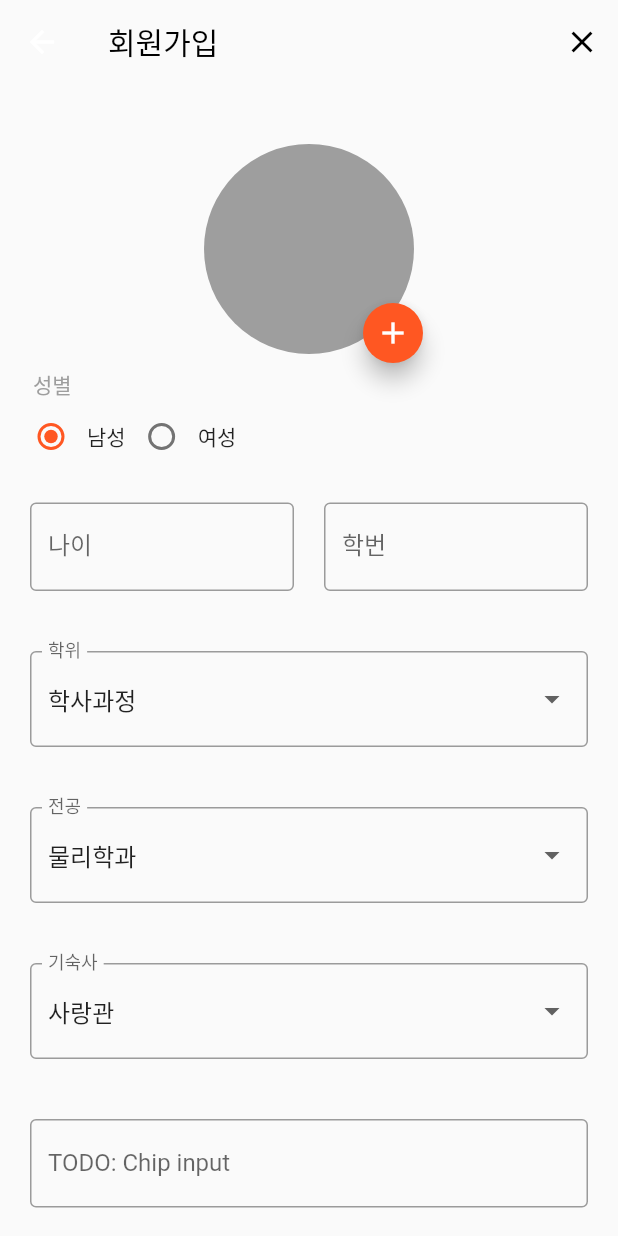
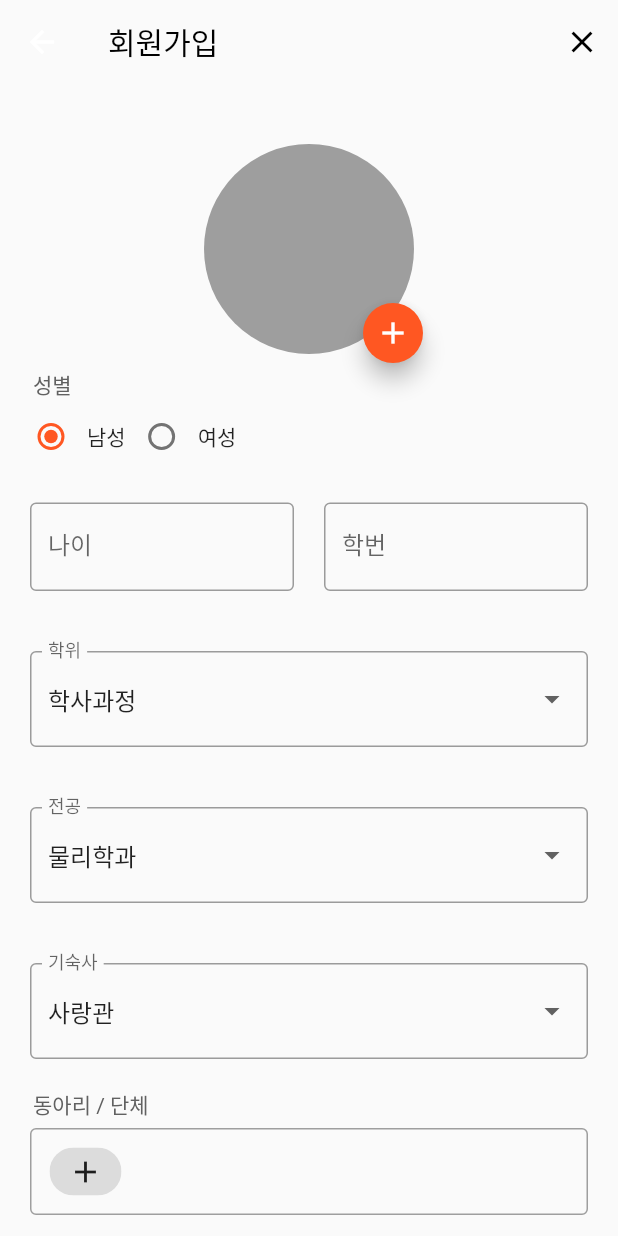
Before and after one commit to Yenu-Project/kai-friends-app, a Flutter app: the RegisterMyInfoPage screen opened directly, on a phone screen of 412 x 824 dp. Run offline on Flutter 3.47's test engine with Material 2 defaults, Android fonts, the phone set to English and light mode, and no system bars.

Commit message:
feat(chip input): add chip input box with container

```diff
--- a/lib/screens/register/register_myinfo.dart
+++ b/lib/screens/register/register_myinfo.dart
@@ -1,4 +1,5 @@
 import 'package:flutter/material.dart';
+import 'package:kai_friends_app/widgets/color_chip.dart';
 import 'package:kai_friends_app/widgets/main_button.dart';
 import 'package:kai_friends_app/widgets/top_app_bar.dart';
 
@@ -111,10 +112,8 @@ class RegisterMyInfoPage extends StatelessWidget {
                   list: _dorm,
                   labelText: '기숙사',
                 ),
-                const InputBox(
-                  labelText: 'TODO: Chip input',
-                  type: TextInputType.text,
-                ),
+                const ChipInputBox(label_name: '동아리 / 단체'),
+                const ChipInputBox(label_name: '수업'),
                 const InputBox(
                   labelText: '한 줄 자기소개',
                   type: TextInputType.text,
@@ -131,6 +130,58 @@ class RegisterMyInfoPage extends StatelessWidget {
           ),
         ),
       ),
+    );
+  }
+}
+
+class ChipInputBox extends StatelessWidget {
+  final _label_name;
+
+  const ChipInputBox({
+    Key? key,
+    required String label_name,
+  })  : _label_name = label_name,
+        super(key: key);
+
+  @override
+  Widget build(BuildContext context) {
+    return Column(
+      children: [
+        Container(
+          width: double.infinity,
+          padding: const EdgeInsets.symmetric(horizontal: 12),
+          child: Text(
+            _label_name,
+            style: TextStyle(
+              color: Colors.grey.shade700,
+            ),
+          ),
+        ),
+        Container(
+          width: double.infinity,
+          margin: const EdgeInsets.fromLTRB(10, 5, 10, 20),
+          padding: const EdgeInsets.symmetric(horizontal: 12, vertical: 4),
+          decoration: BoxDecoration(
+            borderRadius: BorderRadius.circular(4),
+            border: Border.all(
+              color: Colors.grey,
+              style: BorderStyle.solid,
+              width: 1,
+            ),
+          ),
+          child: Wrap(
+            spacing: 6,
+            children: const [
+              // ColorChip(),
+              Chip(
+                label: Icon(
+                  Icons.add,
+                ),
+              ),
+            ],
+          ),
+        ),
+      ],
     );
   }
 }
@@ -177,8 +228,8 @@ class InputLabel extends StatelessWidget {
       padding: const EdgeInsets.symmetric(horizontal: 12),
       child: Text(
         _name,
-        style: const TextStyle(
-          color: Colors.grey,
+        style: TextStyle(
+          color: Colors.grey.shade700,
         ),
       ),
     );
```
